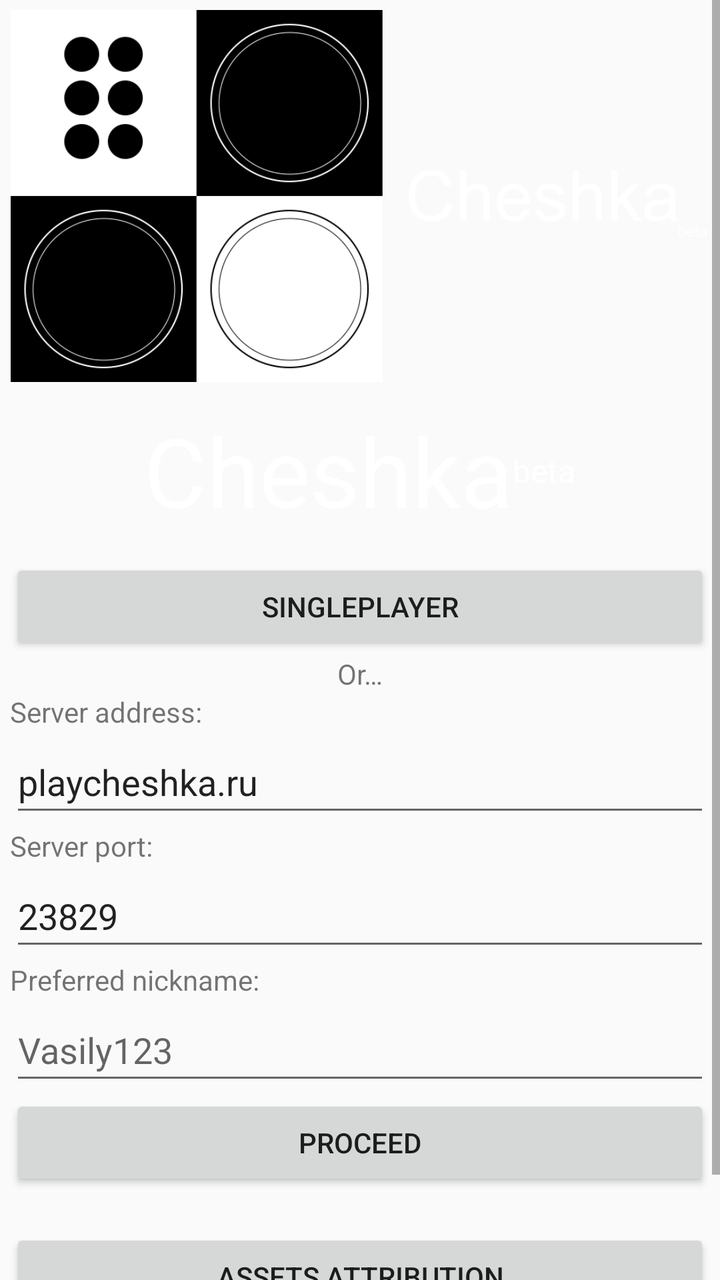
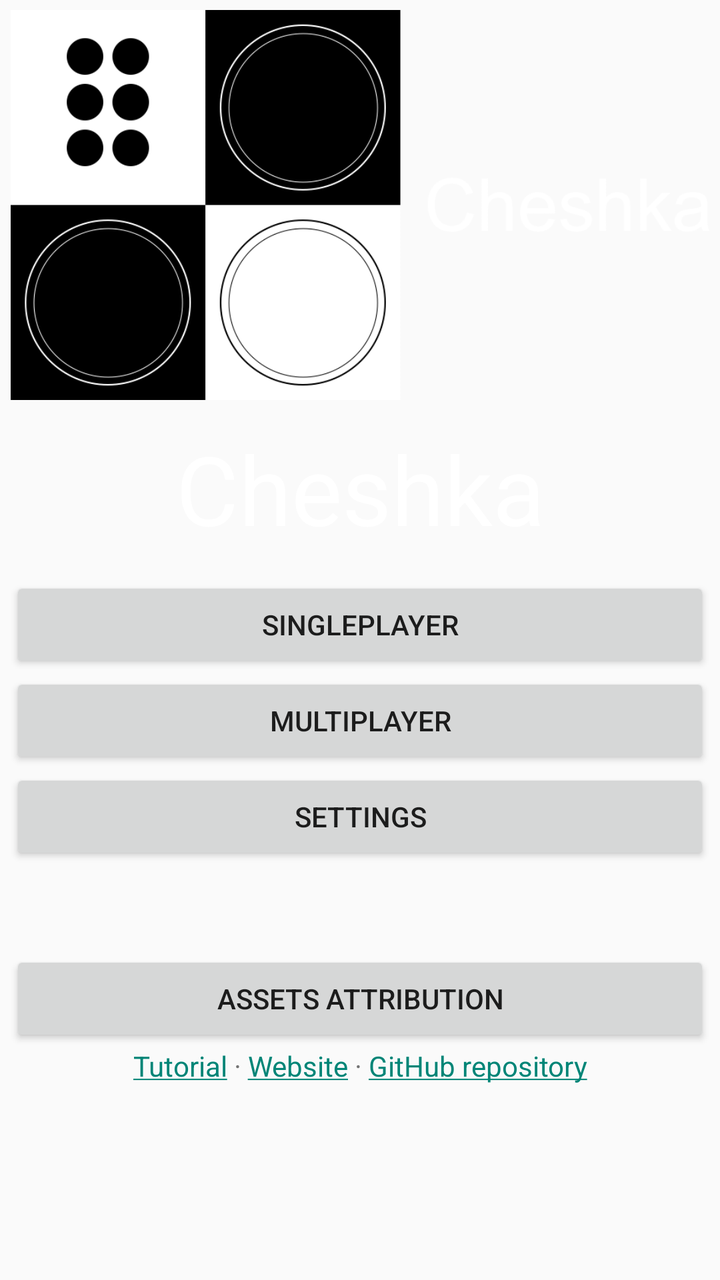

Screens rendered from an Android XML layout before and after an edit, with the pre-edit source and the edit as a unified diff.
<!-- AndroidManifest.xml: activity theme Theme.Cheshka -->
<!-- res/layout/activity_launcher.xml -->
<?xml version="1.0" encoding="utf-8"?>
<ScrollView xmlns:android="http://schemas.android.com/apk/res/android"
    android:layout_width="match_parent"
    android:layout_height="match_parent">

    <LinearLayout
        android:layout_width="match_parent"
        android:layout_height="wrap_content"
        android:orientation="vertical"
        android:layout_margin="5dp">

        <ImageView
            android:id="@+id/game_image_logo"
            android:layout_width="match_parent"
            android:layout_height="wrap_content"
            android:adjustViewBounds="true"
            android:contentDescription="@string/game_logo_text"
            android:src="@drawable/cheshka_logo_beta"
            android:layout_marginBottom="12dp" />

        
        <LinearLayout
            android:id="@+id/game_text_logo"
            android:layout_width="match_parent"
            android:layout_height="wrap_content"
            android:layout_marginBottom="12dp"
            android:orientation="horizontal"
            android:gravity="center">

            <TextView
                android:layout_width="wrap_content"
                android:layout_height="wrap_content"
                android:text="@string/app_name"
                android:fontFamily="sans-serif"
                android:textColor="@color/white"
                android:textSize="48sp" />

            <TextView
                android:layout_width="wrap_content"
                android:layout_height="wrap_content"
                android:text="@string/beta_text"
                android:fontFamily="sans-serif"
                android:textColor="@color/white"
                android:textSize="16sp" />
        </LinearLayout>

        <Button
            android:id="@+id/singleplayer_button"
            android:layout_width="match_parent"
            android:layout_height="wrap_content"
            android:text="@string/singleplayer_text" />

        <TextView
            android:layout_width="match_parent"
            android:layout_height="wrap_content"
            android:gravity="center"
            android:text="@string/or_text" />

        <TextView
            android:layout_width="match_parent"
            android:layout_height="wrap_content"
            android:labelFor="@id/server_address_field"
            android:text="@string/server_address_text" />

        <EditText
            android:id="@+id/server_address_field"
            android:layout_width="match_parent"
            android:layout_height="wrap_content"
            android:minHeight="48dp"
            android:autofillHints=""
            android:inputType="text"
            android:text="@string/server_address_example"
            android:hint="@string/server_address_example" />

        <TextView
            android:layout_width="match_parent"
            android:layout_height="wrap_content"
            android:labelFor="@id/server_port_field"
            android:text="@string/server_port_text" />

        <EditText
            android:id="@+id/server_port_field"
            android:layout_width="match_parent"
            android:layout_height="wrap_content"
            android:minHeight="48dp"
            android:autofillHints=""
            android:inputType="number"
            android:text="@string/server_port_example"
            android:hint="@string/server_port_example" />

        <TextView
            android:layout_width="match_parent"
            android:layout_height="wrap_content"
            android:labelFor="@id/server_port_field"
            android:text="@string/username_text" />

        <EditText
            android:id="@+id/username_field"
            android:layout_width="match_parent"
            android:layout_height="wrap_content"
            android:minHeight="48dp"
            android:autofillHints="username"
            android:inputType="text"
            android:hint="@string/username_example" />

        <Button
            android:id="@+id/proceed_button"
            android:layout_width="match_parent"
            android:layout_height="wrap_content"
            android:text="@string/proceed_text" />

        <TextView
            android:id="@+id/copyright_view"
            android:layout_width="match_parent"
            android:layout_height="wrap_content"
            android:gravity="center" />

        <Button
            android:id="@+id/show_assets_attribution_button"
            android:layout_width="match_parent"
            android:layout_height="wrap_content"
            android:text="@string/assets_attribution_text" />

        <TextView
            android:id="@+id/attribution_title_text"
            android:layout_width="match_parent"
            android:layout_height="wrap_content"
            android:gravity="center"
            android:textStyle="bold"
            android:text="@string/assets_attribution_text"
            android:visibility="gone" />

        <TextView
            android:id="@+id/attribution_text"
            android:layout_width="match_parent"
            android:layout_height="wrap_content"
            android:gravity="center"
            android:visibility="gone" />

        <TextView
            android:id="@+id/links_view"
            android:layout_width="match_parent"
            android:layout_height="wrap_content"
            android:text="@string/links_text"
            android:gravity="center"
            android:layout_marginBottom="16dp" />
    </LinearLayout>
</ScrollView>
<!-- resources referenced by this layout -->
<resources>
  <color name="white">#FFFFFFFF</color>
  <!-- drawable cheshka_logo_beta: png bitmap (drawable, 59346 bytes) -->
  <string name="app_name">Cheshka</string>
  <string name="assets_attribution_text">Assets Attribution</string>
  <string name="beta_text">beta</string>
  <string name="game_logo_text">Game logo</string>
  <string name="links_text"><a href="https://cheshka.deewend.ru/tutorial">Tutorial</a> · <a href="https://cheshka.deewend.ru">Website</a> · <a href="https://github.com/minecraft8997/Cheshka">GitHub repository</a></string>
  <string name="or_text">Or…</string>
  <string name="proceed_text">Proceed</string>
  <string name="server_address_example" translatable="false">playcheshka.ru</string>
  <string name="server_address_text">Server address:</string>
  <string name="server_port_example" translatable="false">23829</string>
  <string name="server_port_text">Server port:</string>
  <string name="singleplayer_text">Singleplayer</string>
  <string name="username_example" translatable="false">Vasily123</string>
  <string name="username_text">Preferred nickname:</string>
  <style name="Theme.Cheshka" parent="Theme.AppCompat.DayNight.NoActionBar" />
</resources>

<!-- the commit's change to res/layout/activity_launcher.xml (unified diff, before → after) -->
@@ -15,34 +15,20 @@
             android:layout_height="wrap_content"
             android:adjustViewBounds="true"
             android:contentDescription="@string/game_logo_text"
-            android:src="@drawable/cheshka_logo_beta"
+            android:src="@drawable/cheshka_logo"
             android:layout_marginBottom="12dp" />
 
         
-        <LinearLayout
+        <TextView
             android:id="@+id/game_text_logo"
             android:layout_width="match_parent"
             android:layout_height="wrap_content"
-            android:layout_marginBottom="12dp"
-            android:orientation="horizontal"
-            android:gravity="center">
-
-            <TextView
-                android:layout_width="wrap_content"
-                android:layout_height="wrap_content"
-                android:text="@string/app_name"
-                android:fontFamily="sans-serif"
-                android:textColor="@color/white"
-                android:textSize="48sp" />
-
-            <TextView
-                android:layout_width="wrap_content"
-                android:layout_height="wrap_content"
-                android:text="@string/beta_text"
-                android:fontFamily="sans-serif"
-                android:textColor="@color/white"
-                android:textSize="16sp" />
-        </LinearLayout>
+            android:text="@string/app_name"
+            android:fontFamily="sans-serif"
+            android:textColor="@color/white"
+            android:textSize="48sp"
+            android:gravity="center"
+            android:layout_marginBottom="12dp" />
 
         <Button
             android:id="@+id/singleplayer_button"
@@ -50,69 +36,49 @@
             android:layout_height="wrap_content"
             android:text="@string/singleplayer_text" />
 
-        <TextView
+        <Button
+            android:id="@+id/multiplayer_button"
             android:layout_width="match_parent"
             android:layout_height="wrap_content"
-            android:gravity="center"
-            android:text="@string/or_text" />
+            android:text="@string/multiplayer_text" />
+
+        <Button
+            android:id="@+id/settings_button"
+            android:layout_width="match_parent"
+            android:layout_height="wrap_content"
+            android:text="@string/settings_text" />
 
         <TextView
+            android:id="@+id/cmd_dispatcher_title"
             android:layout_width="match_parent"
             android:layout_height="wrap_content"
-            android:labelFor="@id/server_address_field"
-            android:text="@string/server_address_text" />
+            android:labelFor="@id/command_field"
+            android:gravity="center"
+            android:text="@string/cmd_dispatcher_text"
+            android:visibility="gone" />
 
         <EditText
-            android:id="@+id/server_address_field"
+            android:id="@+id/command_field"
             android:layout_width="match_parent"
             android:layout_height="wrap_content"
             android:minHeight="48dp"
             android:autofillHints=""
             android:inputType="text"
-            android:text="@string/server_address_example"
-            android:hint="@string/server_address_example" />
+            android:hint="@string/command_example"
+            android:visibility="gone" />
 
-        <TextView
+        <Button
+            android:id="@+id/execute_command_button"
             android:layout_width="match_parent"
             android:layout_height="wrap_content"
-            android:labelFor="@id/server_port_field"
-            android:text="@string/server_port_text" />
-
-        <EditText
-            android:id="@+id/server_port_field"
-            android:layout_width="match_parent"
-            android:layout_height="wrap_content"
-            android:minHeight="48dp"
-            android:autofillHints=""
-            android:inputType="number"
-            android:text="@string/server_port_example"
-            android:hint="@string/server_port_example" />
-
-        <TextView
-            android:layout_width="match_parent"
-            android:layout_height="wrap_content"
-            android:labelFor="@id/server_port_field"
-            android:text="@string/username_text" />
-
-        <EditText
-            android:id="@+id/username_field"
-            android:layout_width="match_parent"
-            android:layout_height="wrap_content"
-            android:minHeight="48dp"
-            android:autofillHints="username"
-            android:inputType="text"
-            android:hint="@string/username_example" />
-
-        <Button
-            android:id="@+id/proceed_button"
-            android:layout_width="match_parent"
-            android:layout_height="wrap_content"
-            android:text="@string/proceed_text" />
+            android:text="@string/execute_command_text"
+            android:visibility="gone" />
 
         <TextView
             android:id="@+id/copyright_view"
             android:layout_width="match_parent"
             android:layout_height="wrap_content"
+            android:layout_marginTop="24dp"
             android:gravity="center" />
 
         <Button
<!-- resource entries referenced after the edit -->
@@ -1,21 +1,17 @@
 <!-- resources referenced by this layout -->
 <resources>
   <color name="white">#FFFFFFFF</color>
-  <!-- drawable cheshka_logo_beta: png bitmap (drawable, 59346 bytes) -->
+  <!-- drawable cheshka_logo: png bitmap (drawable, 58230 bytes) -->
   <string name="app_name">Cheshka</string>
   <string name="assets_attribution_text">Assets Attribution</string>
-  <string name="beta_text">beta</string>
+  <string name="cmd_dispatcher_text">Experimental command dispatcher (<a href="https://cheshka.deewend.ru/commands-en">more info</a>)</string>
+  <string name="command_example" translatable="false">!load size(12) white(0 1 2)</string>
+  <string name="execute_command_text">Execute command</string>
   <string name="game_logo_text">Game logo</string>
   <string name="links_text"><a href="https://cheshka.deewend.ru/tutorial">Tutorial</a> · <a href="https://cheshka.deewend.ru">Website</a> · <a href="https://github.com/minecraft8997/Cheshka">GitHub repository</a></string>
-  <string name="or_text">Or…</string>
-  <string name="proceed_text">Proceed</string>
-  <string name="server_address_example" translatable="false">playcheshka.ru</string>
-  <string name="server_address_text">Server address:</string>
-  <string name="server_port_example" translatable="false">23829</string>
-  <string name="server_port_text">Server port:</string>
+  <string name="multiplayer_text">Multiplayer</string>
+  <string name="settings_text">Settings</string>
   <string name="singleplayer_text">Singleplayer</string>
-  <string name="username_example" translatable="false">Vasily123</string>
-  <string name="username_text">Preferred nickname:</string>
   <style name="Theme.Cheshka" parent="Theme.AppCompat.DayNight.NoActionBar" />
 </resources>
 
